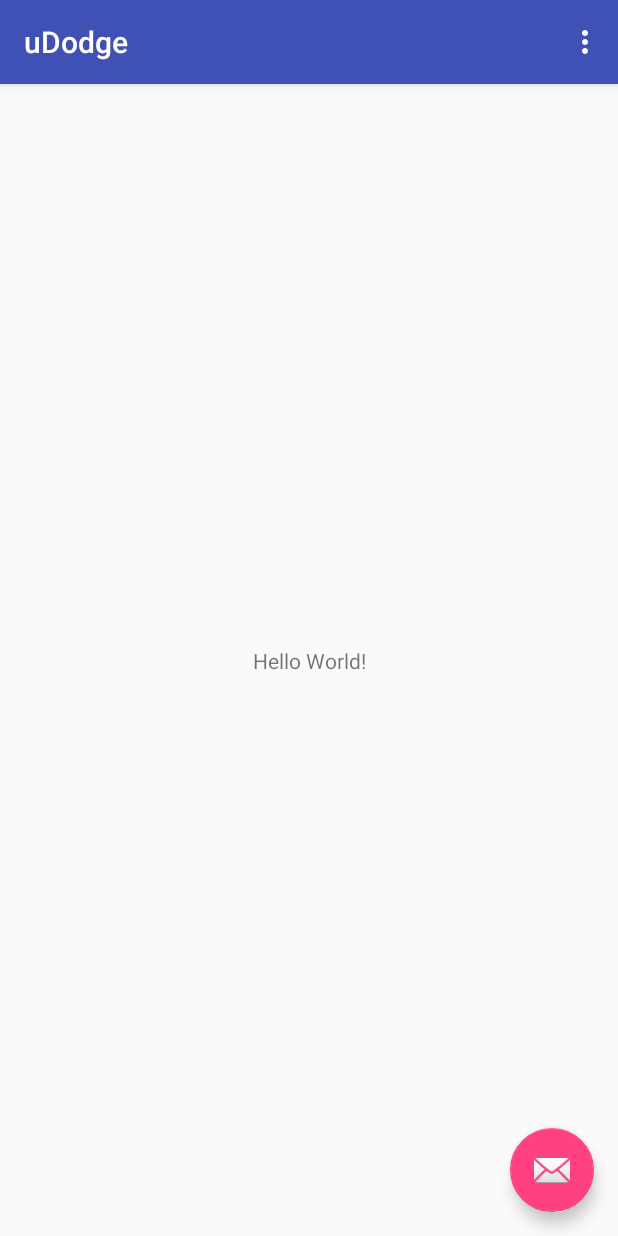
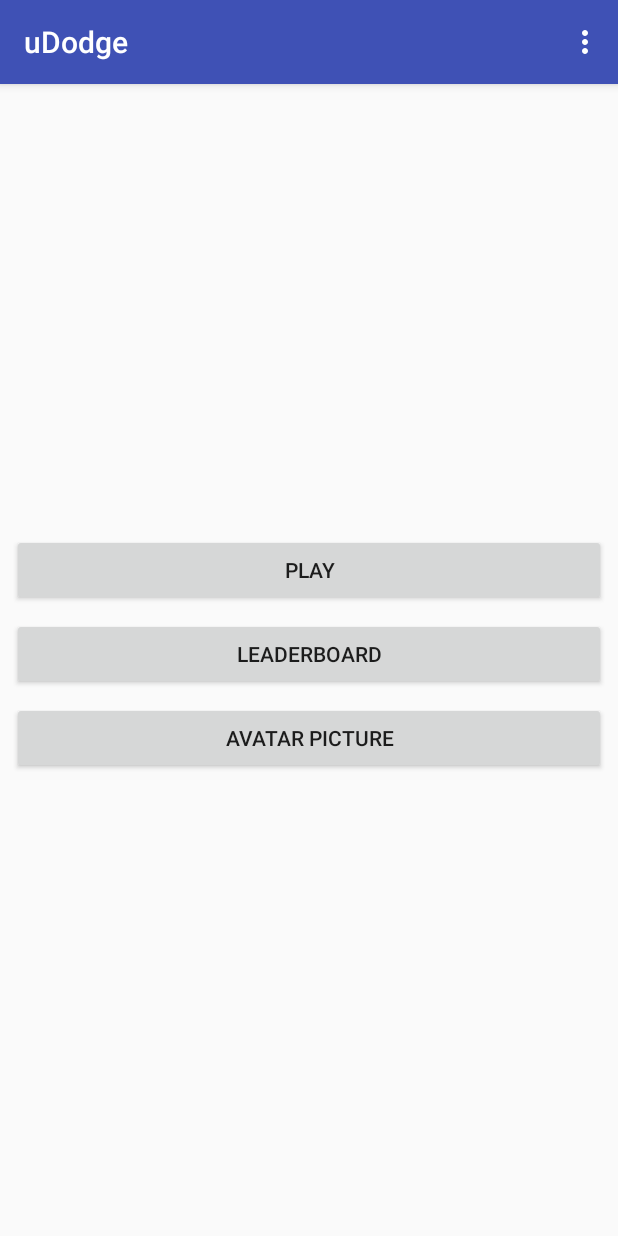
Before and after one commit to neightpratt/uDodge, an Android app: the screen it shows after launch (MainActivity), on a phone screen of 412 x 824 dp. Run offline under Robolectric (Android 15) with nearby library versions, the phone set to English and light mode, and no system bars.

Commit message:
Added buttons to main app screen

```diff
--- a/app/src/main/java/edu/ohiostate/udodge/MainActivity.java
+++ b/app/src/main/java/edu/ohiostate/udodge/MainActivity.java
@@ -18,14 +18,14 @@ public class MainActivity extends AppCompatActivity {
         Toolbar toolbar = (Toolbar) findViewById(R.id.toolbar);
         setSupportActionBar(toolbar);
 
-        FloatingActionButton fab = (FloatingActionButton) findViewById(R.id.fab);
+        /*FloatingActionButton fab = (FloatingActionButton) findViewById(R.id.fab);
         fab.setOnClickListener(new View.OnClickListener() {
             @Override
             public void onClick(View view) {
                 Snackbar.make(view, "Replace with your own action", Snackbar.LENGTH_LONG)
                         .setAction("Action", null).show();
             }
-        });
+        }); */
     }
 
     @Override
--- a/app/src/main/res/layout/activity_main.xml
+++ b/app/src/main/res/layout/activity_main.xml
@@ -22,12 +22,13 @@
 
     <include layout="@layout/content_main" />
 
-    <android.support.design.widget.FloatingActionButton
+    <!-- Commented out email widget -->
+   <!-- <android.support.design.widget.FloatingActionButton
         android:id="@+id/fab"
         android:layout_width="wrap_content"
         android:layout_height="wrap_content"
         android:layout_gravity="bottom|end"
         android:layout_margin="@dimen/fab_margin"
-        app:srcCompat="@android:drawable/ic_dialog_email" />
+        app:srcCompat="@android:drawable/ic_dialog_email" /> -->
 
 </android.support.design.widget.CoordinatorLayout>
--- a/app/src/main/res/layout/fragment_main.xml
+++ b/app/src/main/res/layout/fragment_main.xml
@@ -7,13 +7,37 @@
     tools:context="edu.ohiostate.udodge.MainActivityFragment"
     tools:showIn="@layout/activity_main">
 
-    <TextView
-        android:layout_width="wrap_content"
+    <LinearLayout xmlns:android="http://schemas.android.com/apk/res/android"
+        android:layout_width="match_parent"
+        android:layout_height="match_parent"
+        android:gravity="center"
+        android:orientation="vertical" >
+
+    <Button
+        android:id="@+id/buttonPlay"
+        android:text="@string/play"
+        android:layout_width="match_parent"
         android:layout_height="wrap_content"
-        android:text="Hello World!"
-        app:layout_constraintBottom_toBottomOf="parent"
-        app:layout_constraintLeft_toLeftOf="parent"
-        app:layout_constraintRight_toRightOf="parent"
-        app:layout_constraintTop_toTopOf="parent" />
+        android:layout_marginLeft="8dp"
+        android:layout_marginRight="8dp"
+        android:layout_marginBottom="8dp"/>
+    <Button
+        android:id="@+id/buttonLeaderboard"
+        android:text="@string/leaderboard"
+        android:layout_width="match_parent"
+        android:layout_height="wrap_content"
+        android:layout_marginLeft="8dp"
+        android:layout_marginRight="8dp"
+        android:layout_marginBottom="8dp" />
+    <Button
+        android:id="@+id/buttonAvatarPicture"
+        android:text="@string/avatar_picture"
+        android:layout_width="match_parent"
+        android:layout_height="wrap_content"
+        android:layout_marginRight="8dp"
+        android:layout_marginLeft="8dp"
+        android:layout_marginBottom="8dp" />
+
+    </LinearLayout>
 
 </android.support.constraint.ConstraintLayout>
--- a/app/src/main/res/values/strings.xml
+++ b/app/src/main/res/values/strings.xml
@@ -1,4 +1,7 @@
 <resources>
     <string name="app_name">uDodge</string>
     <string name="action_settings">Settings</string>
+    <string name="play">Play</string>
+    <string name="leaderboard">Leaderboard</string>
+    <string name="avatar_picture">Avatar Picture</string>
 </resources>
```
